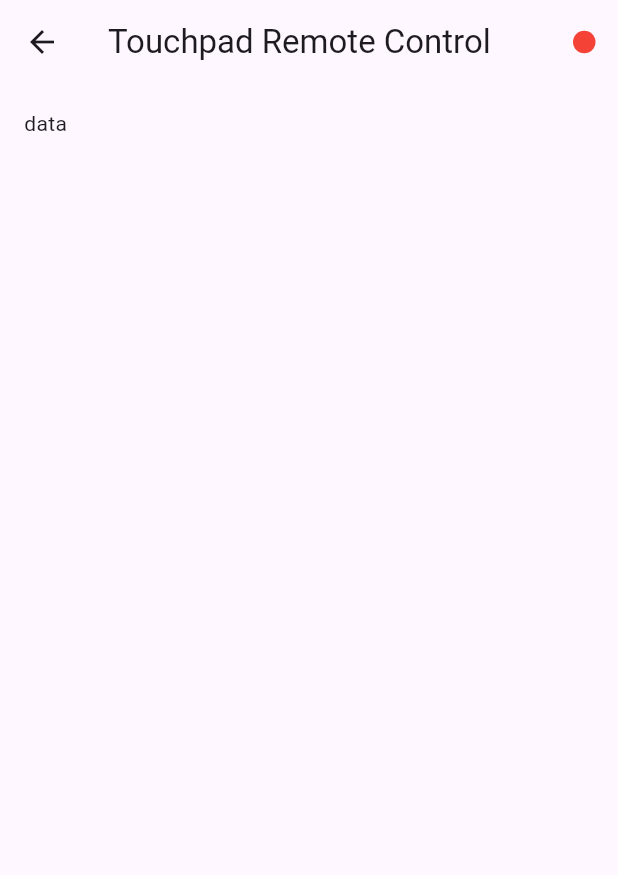
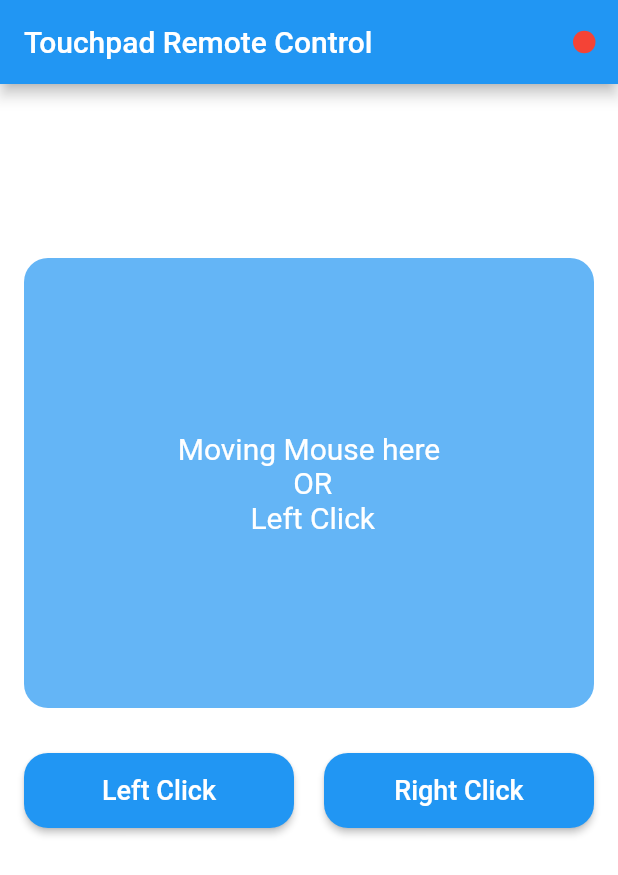
Before and after one commit to MoAbdullahConQ/Graduation-Project-Mobile, a Flutter app: the HomeView screen opened directly, on a phone screen of 412 x 824 dp. Shown: the top 875 px of the screen. Run offline on Flutter 3.47's test engine with Material 3 defaults, Android fonts, the light colour scheme and no system bars.

Commit message:
HomeView UI done

```diff
--- a/Touch Pad Mobile App/touch_pad_mobile_app/lib/main.dart
+++ b/Touch Pad Mobile App/touch_pad_mobile_app/lib/main.dart
@@ -12,6 +12,7 @@ class MyApp extends StatelessWidget {
   Widget build(BuildContext context) {
     return MaterialApp(
       debugShowCheckedModeBanner: false,
+      theme: ThemeData(useMaterial3: false),
       home: SafeArea(child: const IpQrView()),
     );
   }
--- a/Touch Pad Mobile App/touch_pad_mobile_app/lib/views/home_view.dart
+++ b/Touch Pad Mobile App/touch_pad_mobile_app/lib/views/home_view.dart
@@ -1,4 +1,5 @@
 import 'package:flutter/material.dart';
+import 'package:touch_pad_mobile_app/widgets/custom_btn.dart';
 
 class HomeView extends StatefulWidget {
   const HomeView({super.key});
@@ -13,7 +14,9 @@ class _HomeViewState extends State<HomeView> {
   @override
   Widget build(BuildContext context) {
     return Scaffold(
+      backgroundColor: Colors.white,
       appBar: AppBar(
+        automaticallyImplyLeading: false,
         title: Text('Touchpad Remote Control'),
         actions: [
           Container(
@@ -29,7 +32,48 @@ class _HomeViewState extends State<HomeView> {
       ),
       body: Padding(
         padding: const EdgeInsets.symmetric(vertical: 16, horizontal: 16),
-        child: Column(children: [Text('data')]),
+        child: Column(
+          children: [
+            SizedBox(height: 100),
+            Container(
+              height: 300,
+              width: double.infinity,
+              decoration: BoxDecoration(
+                color: Colors.blue.shade300,
+                borderRadius: BorderRadius.circular(16),
+              ),
+              child: GestureDetector(
+                child: Center(
+                  child: Text(
+                    'Moving Mouse here \n OR \n Left Click',
+                    textAlign: TextAlign.center,
+                    style: TextStyle(fontSize: 20, color: Colors.white),
+                  ),
+                ),
+              ),
+            ),
+            SizedBox(height: 30),
+            Row(
+              children: [
+                Expanded(
+                  child: CustomBtn(
+                    text: 'Left Click',
+                    bkColor: Colors.blue,
+                    onPressed: () {},
+                  ),
+                ),
+                SizedBox(width: 20),
+                Expanded(
+                  child: CustomBtn(
+                    text: 'Right Click',
+                    bkColor: Colors.blue,
+                    onPressed: () {},
+                  ),
+                ),
+              ],
+            ),
+          ],
+        ),
       ),
     );
   }
--- a/Touch Pad Mobile App/touch_pad_mobile_app/lib/views/ip_qr_view.dart
+++ b/Touch Pad Mobile App/touch_pad_mobile_app/lib/views/ip_qr_view.dart
@@ -1,5 +1,6 @@
 import 'package:flutter/material.dart';
 import 'package:touch_pad_mobile_app/views/home_view.dart';
+import 'package:touch_pad_mobile_app/widgets/custom_btn.dart';
 
 class IpQrView extends StatefulWidget {
   const IpQrView({super.key});
@@ -62,7 +63,9 @@ class _IpQrViewState extends State<IpQrView> {
                 ),
               ),
               SizedBox(height: 30),
-              ElevatedButton(
+              CustomBtn(
+                text: 'Go To Touchpad',
+                bkColor: Colors.blue,
                 onPressed: () {
                   if (formState.currentState!.validate()) {
                     Navigator.push(
@@ -73,17 +76,6 @@ class _IpQrViewState extends State<IpQrView> {
                     print('not valid---------------');
                   }
                 },
-                style: ElevatedButton.styleFrom(
-                  backgroundColor: Colors.blue,
-                  minimumSize: Size(double.infinity, 50),
-                  shape: RoundedRectangleBorder(
-                    borderRadius: BorderRadius.circular(16),
-                  ),
-                ),
-                child: Text(
-                  'Go To Touchpad',
-                  style: TextStyle(fontSize: 18, color: Colors.white),
-                ),
               ),
             ],
           ),
--- /dev/null
+++ b/Touch Pad Mobile App/touch_pad_mobile_app/lib/widgets/custom_btn.dart
@@ -0,0 +1,27 @@
+import 'package:flutter/material.dart';
+
+class CustomBtn extends StatelessWidget {
+  const CustomBtn({
+    super.key,
+    this.onPressed,
+    required this.text,
+    this.bkColor,
+  });
+
+  final void Function()? onPressed;
+  final String text;
+  final Color? bkColor;
+  @override
+  Widget build(BuildContext context) {
+    return ElevatedButton(
+      onPressed: onPressed,
+      style: ElevatedButton.styleFrom(
+        backgroundColor: bkColor,
+        elevation: 2,
+        minimumSize: Size(double.infinity, 50),
+        shape: RoundedRectangleBorder(borderRadius: BorderRadius.circular(16)),
+      ),
+      child: Text(text, style: TextStyle(fontSize: 18)),
+    );
+  }
+}
```
